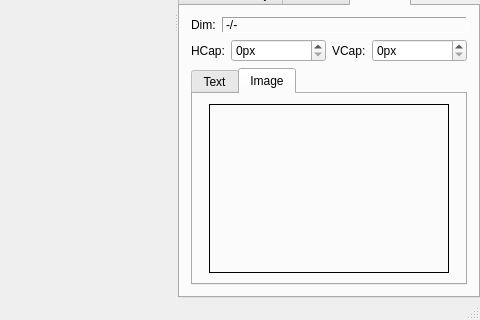
The window that ui/rockete.ui (ppiecuch/Rockete) describes before a commit, drawn with Qt 5; both pictures show x 837 to 1317 and y 491 to 811 of the 1317 by 811 pixel window.
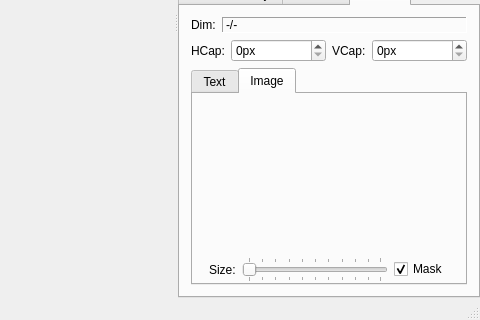
The same window after the commit. The open tabs and pages were chosen to show the change. Icons and pictures are not drawn. Custom widgets are drawn as their Qt base class.

Commit message: implementation of cutting tool

Patch:
```diff
--- a/ui/rockete.ui
+++ b/ui/rockete.ui
@@ -523,6 +523,10 @@
              </layout>
             </widget>
             <widget class="QWidget" name="tabImage">
+             <property name="styleSheet">
+              <string notr="true"> background-image: url(:/images/grid.png);
+ background-repeat: repeat-xy;</string>
+             </property>
              <attribute name="title">
               <string>Image</string>
              </attribute>
@@ -531,27 +535,132 @@
                <number>16</number>
               </property>
               <property name="topMargin">
-               <number>10</number>
+               <number>4</number>
               </property>
               <property name="rightMargin">
                <number>16</number>
               </property>
               <property name="bottomMargin">
-               <number>10</number>
+               <number>1</number>
               </property>
-              <item row="0" column="0">
-               <widget class="QLabel" name="labelCuttingPreview">
-                <property name="frameShape">
-                 <enum>QFrame::Box</enum>
+              <item row="0" column="1">
+               <spacer name="verticalSpacer1">
+                <property name="orientation">
+                 <enum>Qt::Vertical</enum>
                 </property>
-                <property name="frameShadow">
-                 <enum>QFrame::Plain</enum>
+                <property name="sizeHint" stdset="0">
+                 <size>
+                  <width>20</width>
+                  <height>35</height>
+                 </size>
+                </property>
+               </spacer>
+              </item>
+              <item row="1" column="0">
+               <spacer name="horizontalSpacer1">
+                <property name="orientation">
+                 <enum>Qt::Horizontal</enum>
+                </property>
+                <property name="sizeType">
+                 <enum>QSizePolicy::Expanding</enum>
+                </property>
+                <property name="sizeHint" stdset="0">
+                 <size>
+                  <width>20</width>
+                  <height>20</height>
+                 </size>
+                </property>
+               </spacer>
+              </item>
+              <item row="1" column="1">
+               <widget class="QDLabel" name="labelCuttingPreview">
+                <property name="sizePolicy">
+                 <sizepolicy hsizetype="MinimumExpanding" vsizetype="MinimumExpanding">
+                  <horstretch>0</horstretch>
+                  <verstretch>0</verstretch>
+                 </sizepolicy>
+                </property>
+                <property name="minimumSize">
+                 <size>
+                  <width>0</width>
+                  <height>0</height>
+                 </size>
                 </property>
                 <property name="text">
                  <string/>
                 </property>
                </widget>
               </item>
+              <item row="1" column="2">
+               <spacer name="horizontalSpacer2">
+                <property name="orientation">
+                 <enum>Qt::Horizontal</enum>
+                </property>
+                <property name="sizeType">
+                 <enum>QSizePolicy::Expanding</enum>
+                </property>
+                <property name="sizeHint" stdset="0">
+                 <size>
+                  <width>70</width>
+                  <height>17</height>
+                 </size>
+                </property>
+               </spacer>
+              </item>
+              <item row="2" column="1">
+               <spacer name="verticalSpacer2">
+                <property name="orientation">
+                 <enum>Qt::Vertical</enum>
+                </property>
+                <property name="sizeHint" stdset="0">
+                 <size>
+                  <width>20</width>
+                  <height>35</height>
+                 </size>
+                </property>
+               </spacer>
+              </item>
+              <item row="3" column="0" colspan="3">
+               <layout class="QHBoxLayout" name="horizontalLayout_8">
+                <item>
+                 <layout class="QHBoxLayout" name="horizontalLayout_7">
+                  <item>
+                   <widget class="QLabel" name="labelCuttingMask">
+                    <property name="text">
+                     <string>Size:</string>
+                    </property>
+                   </widget>
+                  </item>
+                  <item>
+                   <widget class="QSlider" name="horizontalCuttingPreviewSize">
+                    <property name="sizePolicy">
+                     <sizepolicy hsizetype="MinimumExpanding" vsizetype="Fixed">
+                      <horstretch>0</horstretch>
+                      <verstretch>0</verstretch>
+                     </sizepolicy>
+                    </property>
+                    <property name="orientation">
+                     <enum>Qt::Horizontal</enum>
+                    </property>
+                    <property name="tickPosition">
+                     <enum>QSlider::TicksBothSides</enum>
+                    </property>
+                   </widget>
+                  </item>
+                 </layout>
+                </item>
+                <item>
+                 <widget class="QCheckBox" name="checkBoxCuttingMask">
+                  <property name="text">
+                   <string>Mask</string>
+                  </property>
+                  <property name="checked">
+                   <bool>true</bool>
+                  </property>
+                 </widget>
+                </item>
+               </layout>
+              </item>
              </layout>
             </widget>
            </widget>
@@ -1048,6 +1157,11 @@
    <extends>QWidget</extends>
    <header>SnippetsManager.h</header>
   </customwidget>
+  <customwidget>
+   <class>QDLabel</class>
+   <extends>QLabel</extends>
+   <header>QDLabel.h</header>
+  </customwidget>
  </customwidgets>
  <resources>
   <include location="../rockete.qrc"/>
```
Left out of the diff: 4 changed lines with no effect on the pictures. The commit also changes 8 other files.
